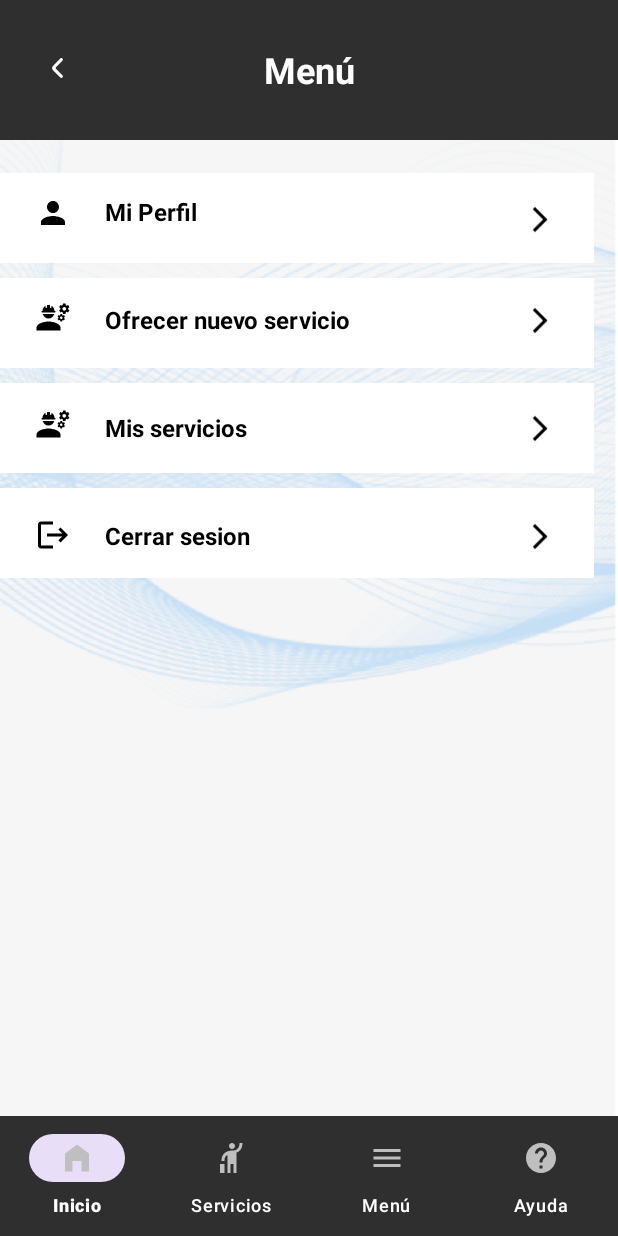
After one commit to Jotafonkas/Proyecto-Fixit-Final, an Android app: the MenuSpecialist screen opened directly, with no data from a screen before it, on a phone screen of 412 x 824 dp. The commit adds this screen. Run offline under Robolectric (Android 15) with nearby library versions, the phone set to English and light mode, and no system bars.

Commit message:
se cargo la vista menu especialista con sus funcionalidades

```diff
--- a/app/src/main/java/com/example/proyecto_fixit_final/Home.kt
+++ b/app/src/main/java/com/example/proyecto_fixit_final/Home.kt
@@ -27,11 +27,11 @@ class Home: AppCompatActivity() {
     }
 
     // Método para abrir el perfil
-    fun openProfile(view: android.view.View) {
+    fun openMenu(view: android.view.View) {
         val user = auth.currentUser
         if (user != null) {
             // Usuario logueado, abrir la actividad de perfil
-            val intent = Intent(this, ProfileSpecialist::class.java)
+            val intent = Intent(this, MenuSpecialist::class.java)
             intent.putExtra("correo", user.email)
             startActivity(intent)
         } else {
--- /dev/null
+++ b/app/src/main/java/com/example/proyecto_fixit_final/MenuSpecialist.kt
@@ -0,0 +1,14 @@
+package com.example.proyecto_fixit_final
+
+import android.content.Intent
+import androidx.appcompat.app.AppCompatActivity
+import android.os.Bundle
+import android.view.View
+
+class MenuSpecialist : AppCompatActivity() {
+    override fun onCreate(savedInstanceState: Bundle?) {
+        super.onCreate(savedInstanceState)
+        setContentView(R.layout.activity_menu_especialista)
+    }
+
+}
--- /dev/null
+++ b/app/src/main/res/drawable/flecha_desplegable.xml
@@ -0,0 +1,5 @@
+<vector xmlns:android="http://schemas.android.com/apk/res/android" android:autoMirrored="true" android:height="24dp" android:tint="#000000" android:viewportHeight="24" android:viewportWidth="24" android:width="24dp">
+
+    <path android:fillColor="@android:color/white" android:pathData="M6.23,20.23l1.77,1.77l10,-10l-10,-10l-1.77,1.77l8.23,8.23z"/>
+
+</vector>
--- /dev/null
+++ b/app/src/main/res/drawable/logo_inge.xml
@@ -0,0 +1,13 @@
+<vector xmlns:android="http://schemas.android.com/apk/res/android" android:height="24dp" android:tint="#000000" android:viewportHeight="24" android:viewportWidth="24" android:width="24dp">
+
+    <path android:fillColor="@android:color/white" android:pathData="M9,15c-2.67,0 -8,1.34 -8,4v2h16v-2C17,16.34 11.67,15 9,15z"/>
+
+    <path android:fillColor="@android:color/white" android:pathData="M22.1,6.84c0.01,-0.11 0.02,-0.22 0.02,-0.34c0,-0.12 -0.01,-0.23 -0.03,-0.34l0.74,-0.58c0.07,-0.05 0.08,-0.15 0.04,-0.22l-0.7,-1.21c-0.04,-0.08 -0.14,-0.1 -0.21,-0.08L21.1,4.42c-0.18,-0.14 -0.38,-0.25 -0.59,-0.34l-0.13,-0.93C20.36,3.06 20.29,3 20.2,3h-1.4c-0.09,0 -0.16,0.06 -0.17,0.15L18.5,4.08c-0.21,0.09 -0.41,0.21 -0.59,0.34l-0.87,-0.35c-0.08,-0.03 -0.17,0 -0.21,0.08l-0.7,1.21c-0.04,0.08 -0.03,0.17 0.04,0.22l0.74,0.58c-0.02,0.11 -0.03,0.23 -0.03,0.34c0,0.11 0.01,0.23 0.03,0.34l-0.74,0.58c-0.07,0.05 -0.08,0.15 -0.04,0.22l0.7,1.21c0.04,0.08 0.14,0.1 0.21,0.08l0.87,-0.35c0.18,0.14 0.38,0.25 0.59,0.34l0.13,0.93C18.64,9.94 18.71,10 18.8,10h1.4c0.09,0 0.16,-0.06 0.17,-0.15l0.13,-0.93c0.21,-0.09 0.41,-0.21 0.59,-0.34l0.87,0.35c0.08,0.03 0.17,0 0.21,-0.08l0.7,-1.21c0.04,-0.08 0.03,-0.17 -0.04,-0.22L22.1,6.84zM19.5,7.75c-0.69,0 -1.25,-0.56 -1.25,-1.25s0.56,-1.25 1.25,-1.25s1.25,0.56 1.25,1.25S20.19,7.75 19.5,7.75z"/>
+
+    <path android:fillColor="@android:color/white" android:pathData="M19.92,11.68l-0.5,-0.87c-0.03,-0.06 -0.1,-0.08 -0.15,-0.06l-0.62,0.25c-0.13,-0.1 -0.27,-0.18 -0.42,-0.24l-0.09,-0.66C18.12,10.04 18.06,10 18,10h-1c-0.06,0 -0.11,0.04 -0.12,0.11l-0.09,0.66c-0.15,0.06 -0.29,0.15 -0.42,0.24l-0.62,-0.25c-0.06,-0.02 -0.12,0 -0.15,0.06l-0.5,0.87c-0.03,0.06 -0.02,0.12 0.03,0.16l0.53,0.41c-0.01,0.08 -0.02,0.16 -0.02,0.24c0,0.08 0.01,0.17 0.02,0.24l-0.53,0.41c-0.05,0.04 -0.06,0.11 -0.03,0.16l0.5,0.87c0.03,0.06 0.1,0.08 0.15,0.06l0.62,-0.25c0.13,0.1 0.27,0.18 0.42,0.24l0.09,0.66C16.89,14.96 16.94,15 17,15h1c0.06,0 0.12,-0.04 0.12,-0.11l0.09,-0.66c0.15,-0.06 0.29,-0.15 0.42,-0.24l0.62,0.25c0.06,0.02 0.12,0 0.15,-0.06l0.5,-0.87c0.03,-0.06 0.02,-0.12 -0.03,-0.16l-0.52,-0.41c0.01,-0.08 0.02,-0.16 0.02,-0.24c0,-0.08 -0.01,-0.17 -0.02,-0.24l0.53,-0.41C19.93,11.81 19.94,11.74 19.92,11.68zM17.5,13.33c-0.46,0 -0.83,-0.38 -0.83,-0.83c0,-0.46 0.38,-0.83 0.83,-0.83s0.83,0.38 0.83,0.83C18.33,12.96 17.96,13.33 17.5,13.33z"/>
+
+    <path android:fillColor="@android:color/white" android:pathData="M4.74,9h8.53c0.27,0 0.49,-0.22 0.49,-0.49V8.49c0,-0.27 -0.22,-0.49 -0.49,-0.49H13c0,-1.48 -0.81,-2.75 -2,-3.45V5.5C11,5.78 10.78,6 10.5,6S10,5.78 10,5.5V4.14C9.68,4.06 9.35,4 9,4S8.32,4.06 8,4.14V5.5C8,5.78 7.78,6 7.5,6S7,5.78 7,5.5V4.55C5.81,5.25 5,6.52 5,8H4.74C4.47,8 4.25,8.22 4.25,8.49v0.03C4.25,8.78 4.47,9 4.74,9z"/>
+
+    <path android:fillColor="@android:color/white" android:pathData="M9,13c1.86,0 3.41,-1.28 3.86,-3H5.14C5.59,11.72 7.14,13 9,13z"/>
+
+</vector>
--- /dev/null
+++ b/app/src/main/res/drawable/logo_persona.xml
@@ -0,0 +1,5 @@
+<vector xmlns:android="http://schemas.android.com/apk/res/android" android:height="24dp" android:tint="#000000" android:viewportHeight="24" android:viewportWidth="24" android:width="24dp">
+
+    <path android:fillColor="@android:color/white" android:pathData="M12,12c2.21,0 4,-1.79 4,-4s-1.79,-4 -4,-4 -4,1.79 -4,4 1.79,4 4,4zM12,14c-2.67,0 -8,1.34 -8,4v2h16v-2c0,-2.66 -5.33,-4 -8,-4z"/>
+
+</vector>
--- /dev/null
+++ b/app/src/main/res/drawable/logout.xml
@@ -0,0 +1,5 @@
+<vector xmlns:android="http://schemas.android.com/apk/res/android" android:autoMirrored="true" android:height="24dp" android:tint="#000000" android:viewportHeight="24" android:viewportWidth="24" android:width="24dp">
+
+    <path android:fillColor="@android:color/white" android:pathData="M17,7l-1.41,1.41L18.17,11H8v2h10.17l-2.58,2.58L17,17l5,-5zM4,5h8V3H4c-1.1,0 -2,0.9 -2,2v14c0,1.1 0.9,2 2,2h8v-2H4V5z"/>
+
+</vector>
--- /dev/null
+++ b/app/src/main/res/layout/activity_menu_especialista.xml
@@ -0,0 +1,206 @@
+<?xml version="1.0" encoding="utf-8"?>
+<RelativeLayout xmlns:android="http://schemas.android.com/apk/res/android"
+    android:layout_width="match_parent"
+    android:layout_height="match_parent"
+    android:background="@drawable/backgroundapp"
+    xmlns:app="http://schemas.android.com/apk/res-auto">
+
+    <TextView
+        android:id="@+id/menu_especialista"
+        android:layout_width="match_parent"
+        android:layout_height="93dp"
+        android:layout_alignParentTop="true"
+        android:background="@color/color_servicio"
+        android:gravity="center"
+        android:padding="16dp"
+        android:text="@string/item3_menu"
+        android:textColor="@color/white"
+        android:textSize="24sp"
+        android:textStyle="bold"
+        />
+
+    <ImageButton
+        android:id="@+id/volver"
+        android:layout_width="24dp"
+        android:layout_height="24dp"
+        android:layout_marginStart="27dp"
+        android:layout_marginTop="33dp"
+        android:layout_gravity="top"
+        android:background="@drawable/ic_flechavolver"
+        android:scaleType="centerInside"
+        android:contentDescription="@string/volver_atras" />
+
+    <View
+        android:id="@+id/rectangle1"
+        android:layout_width="match_parent"
+        android:layout_height="60dp"
+        android:layout_marginTop="115dp"
+        android:layout_marginEnd="16dp"
+        android:background="@color/white" />
+
+    <TextView
+        android:id="@+id/Perfil"
+        android:layout_width="wrap_content"
+        android:layout_height="wrap_content"
+        android:layout_marginStart="70dp"
+        android:layout_marginTop="130dp"
+        android:text="@string/titulo_perfil"
+        android:textColor="@color/black"
+        android:textSize="16sp"
+        android:textStyle="bold" />
+
+    <ImageView
+        android:id="@+id/ico_user1"
+        android:layout_width="24dp"
+        android:layout_height="24dp"
+        android:layout_marginStart="23dp"
+        android:layout_marginTop="130dp"
+        android:src="@drawable/logo_persona"
+        android:contentDescription="@string/titulo_perfil" />
+
+    <ImageView
+        android:id="@+id/despliege1"
+        android:layout_width="20dp"
+        android:layout_height="22dp"
+        android:layout_marginStart="350dp"
+        android:layout_marginTop="135dp"
+        android:src="@drawable/flecha_desplegable"
+        android:contentDescription="@string/despliege" />
+
+    <View
+        android:id="@+id/rectangle2"
+        android:background="@color/white"
+        android:layout_width="match_parent"
+        android:layout_height="60dp"
+        android:layout_marginTop="10dp"
+        android:layout_marginEnd="16dp"
+        android:layout_below="@+id/rectangle1"/>
+
+    <TextView
+        android:id="@+id/newservice"
+        android:layout_width="wrap_content"
+        android:layout_height="wrap_content"
+        android:layout_marginStart="70dp"
+        android:layout_marginTop="50dp"
+        android:text="@string/ofrecer_nuevo_servicio"
+        android:textColor="@color/black"
+        android:textSize="16sp"
+        android:textStyle="bold"
+        android:layout_below="@+id/Perfil" />
+
+    <ImageView
+        android:id="@+id/ico_user2"
+        android:layout_width="24dp"
+        android:layout_height="24dp"
+        android:layout_marginStart="23dp"
+        android:layout_marginTop="45dp"
+        android:src="@drawable/logo_inge"
+        android:layout_below="@+id/ico_user1"
+        android:contentDescription="@string/ofrecer_nuevo_servicio" />
+
+    <ImageView
+        android:id="@+id/despliege2"
+        android:layout_width="20dp"
+        android:layout_height="22dp"
+        android:layout_marginStart="350dp"
+        android:layout_marginTop="45dp"
+        android:src="@drawable/flecha_desplegable"
+        android:layout_below="@+id/despliege1"
+        android:contentDescription="@string/despliege" />
+
+    <View
+        android:id="@+id/rectangle3"
+        android:background="@color/white"
+        android:layout_width="match_parent"
+        android:layout_height="60dp"
+        android:layout_marginTop="10dp"
+        android:layout_marginEnd="16dp"
+        android:layout_below="@+id/rectangle2"/>
+
+    <TextView
+        android:id="@+id/myservice"
+        android:layout_width="wrap_content"
+        android:layout_height="wrap_content"
+        android:layout_marginStart="70dp"
+        android:layout_marginTop="50dp"
+        android:text="@string/mis_servicios"
+        android:textColor="@color/black"
+        android:textSize="16sp"
+        android:textStyle="bold"
+        android:layout_below="@+id/newservice"/>
+
+    <ImageView
+        android:id="@+id/ico_user3"
+        android:layout_width="24dp"
+        android:layout_height="24dp"
+        android:layout_marginStart="23dp"
+        android:layout_marginTop="47dp"
+        android:src="@drawable/logo_inge"
+        android:layout_below="@+id/ico_user2"
+        android:contentDescription="@string/despliege" />
+
+    <ImageView
+        android:id="@+id/despliege3"
+        android:layout_width="20dp"
+        android:layout_height="22dp"
+        android:layout_marginStart="350dp"
+        android:layout_marginTop="50dp"
+        android:src="@drawable/flecha_desplegable"
+        android:layout_below="@+id/despliege2"
+        android:contentDescription="@string/despliege" />
+
+    <View
+        android:id="@+id/rectangle4"
+        android:background="@color/white"
+        android:layout_width="match_parent"
+        android:layout_height="60dp"
+        android:layout_marginTop="10dp"
+        android:layout_marginEnd="16dp"
+        android:layout_below="@+id/rectangle3"/>
+
+    <TextView
+        android:id="@+id/Nombre4"
+        android:layout_width="wrap_content"
+        android:layout_height="wrap_content"
+        android:layout_marginStart="70dp"
+        android:layout_marginTop="50dp"
+        android:text="@string/cerrar_sesion"
+        android:textColor="@color/black"
+        android:textSize="16sp"
+        android:textStyle="bold"
+        android:layout_below="@+id/myservice"/>
+
+    <ImageView
+        android:id="@+id/ico_user4"
+        android:layout_width="24dp"
+        android:layout_height="24dp"
+        android:layout_marginStart="23dp"
+        android:layout_marginTop="50dp"
+        android:src="@drawable/logout"
+        android:layout_below="@+id/ico_user3"
+        android:contentDescription="@string/cerrar_sesion" />
+
+    <ImageView
+        android:id="@+id/despliege4"
+        android:layout_width="20dp"
+        android:layout_height="22dp"
+        android:layout_marginStart="350dp"
+        android:layout_marginTop="50dp"
+        android:src="@drawable/flecha_desplegable"
+        android:layout_below="@+id/despliege3"
+        android:contentDescription="@string/despliege" />
+
+    <!-- Navbar -->
+    <com.google.android.material.bottomnavigation.BottomNavigationView
+        android:id="@+id/bottomNavigationView"
+        android:layout_width="match_parent"
+        android:layout_height="wrap_content"
+        android:layout_gravity="bottom"
+        android:layout_alignParentBottom="true"
+        android:background="@color/header"
+        app:itemIconTint="@color/item_white_menu"
+        app:itemTextColor="@color/white"
+        app:labelVisibilityMode="labeled"
+        app:menu="@menu/bottom_menu" />
+
+</RelativeLayout>
--- a/app/src/main/res/layout/home.xml
+++ b/app/src/main/res/layout/home.xml
@@ -32,7 +32,7 @@
         android:text="@string/btn_perfil_home"
         android:textColor="@color/white"
         android:textSize="20sp"
-        android:onClick="openProfile"/>
+        android:onClick="openMenu"/>
 
     <ImageView
         android:id="@+id/container_image"
--- a/app/src/main/res/values/strings.xml
+++ b/app/src/main/res/values/strings.xml
@@ -40,7 +40,7 @@
 
     <!-- Strings Home -->
     <string name="titulo_home">Bienvenid@ a Fixit</string>
-    <string name="btn_perfil_home">Perfil</string>
+    <string name="btn_perfil_home">Menú</string>
     <string name="text1_home">Tu trabajo es recompensado</string>
     <string name="text2_home">Te ayudamos en lo que necesites 24/7</string>
     <string name="text3_home">Si ofreces un servicio de calidad, nosotros te pondremos primero.</string>
@@ -113,4 +113,11 @@
     <string name="txt_precio_servicio"><u>Precio:</u> $</string>
     <string name="btn_ver_perfil_especialista">Ver Perfil</string>
 
+    <!-- Strings Menu Especialista -->
+    <string name="volver_atras">volver atras</string>
+    <string name="ofrecer_nuevo_servicio">Ofrecer nuevo servicio</string>
+    <string name="mis_servicios">Mis servicios</string>
+    <string name="cerrar_sesion">Cerrar sesion</string>
+    <string name="despliege">despliege</string>
+
 </resources>
```
Also changed, not shown: app/src/main/AndroidManifest.xml (+9 -0 lines).
